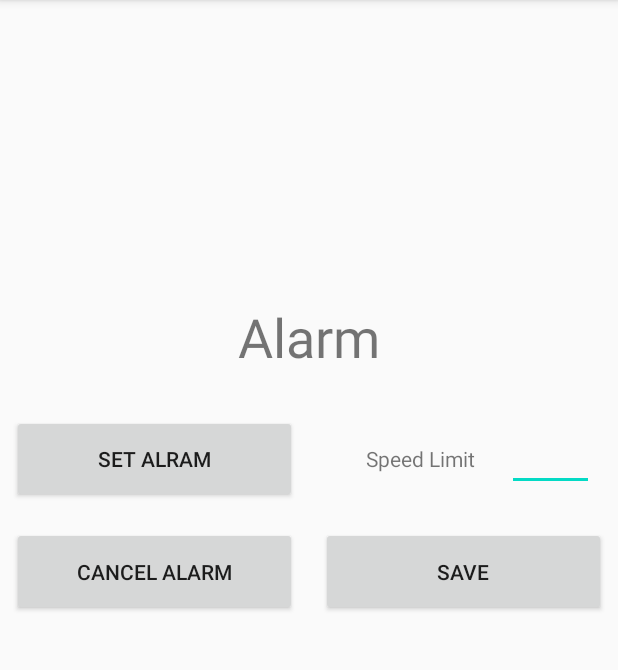
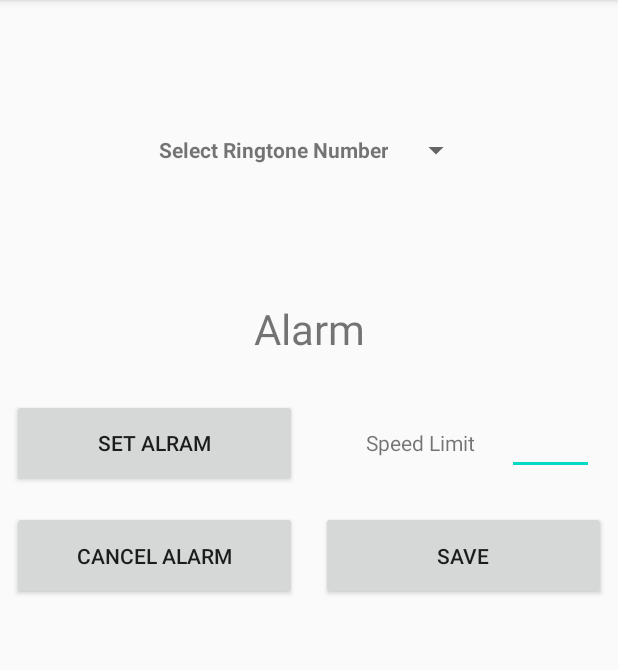
Before and after one commit to sharif-dev/HW2, an Android app: the heavySleepActivity screen opened directly, with no data from a screen before it, on a phone screen of 412 x 824 dp, the part 84-754 px from its top. Run offline under Robolectric (Android 15) with nearby library versions, the phone set to English and light mode, and no system bars.

Commit message:
layout change

```diff
--- a/app/src/main/res/layout/activity_heavy_sleep.xml
+++ b/app/src/main/res/layout/activity_heavy_sleep.xml
@@ -5,6 +5,27 @@
     android:layout_width="match_parent"
     android:layout_height="match_parent"
     tools:context=".heavySleepActivity">
+
+    <LinearLayout
+        android:layout_width="match_parent"
+        android:layout_height="40dp"
+        android:layout_marginTop="80dp"
+        android:gravity="center">
+
+        <TextView
+            android:layout_width="wrap_content"
+            android:layout_height="match_parent"
+            android:gravity="center"
+            android:padding="8dp"
+            android:text="Select Ringtone Number"
+            android:textStyle="bold" />
+
+        <Spinner
+            android:layout_width="wrap_content"
+            android:layout_height="match_parent"
+            android:gravity="center" />
+
+    </LinearLayout>
 
     <TextView
         android:id="@+id/alram_text_view"
@@ -14,7 +35,7 @@
         android:layout_marginTop="200dp"
         android:gravity="center"
         android:text="Alarm"
-        android:textSize="36sp" />
+        android:textSize="28sp" />
 
     <LinearLayout
         android:layout_width="match_parent"
```
